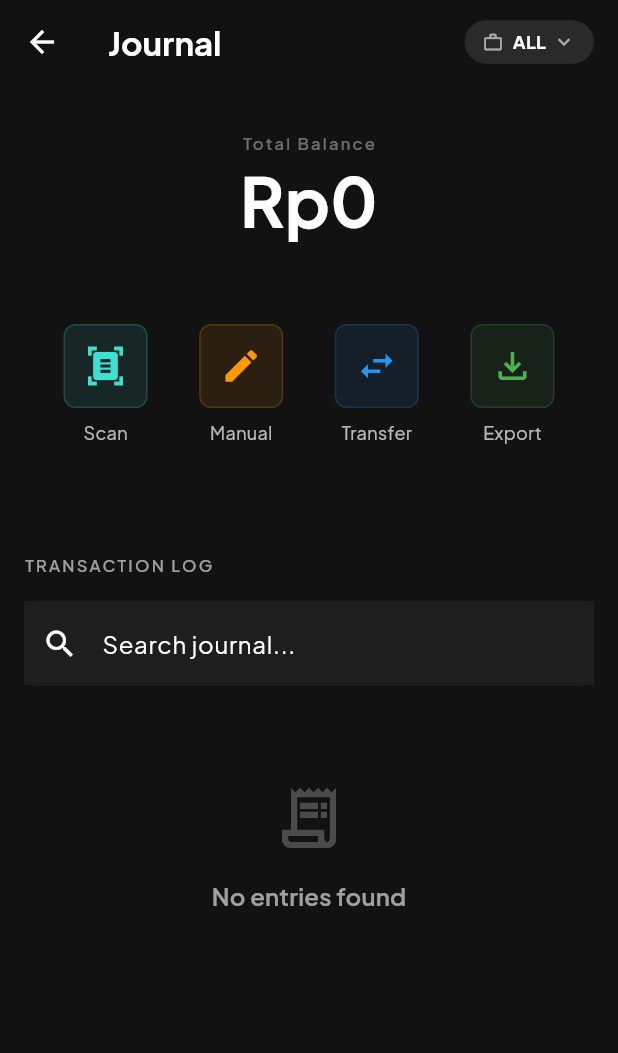
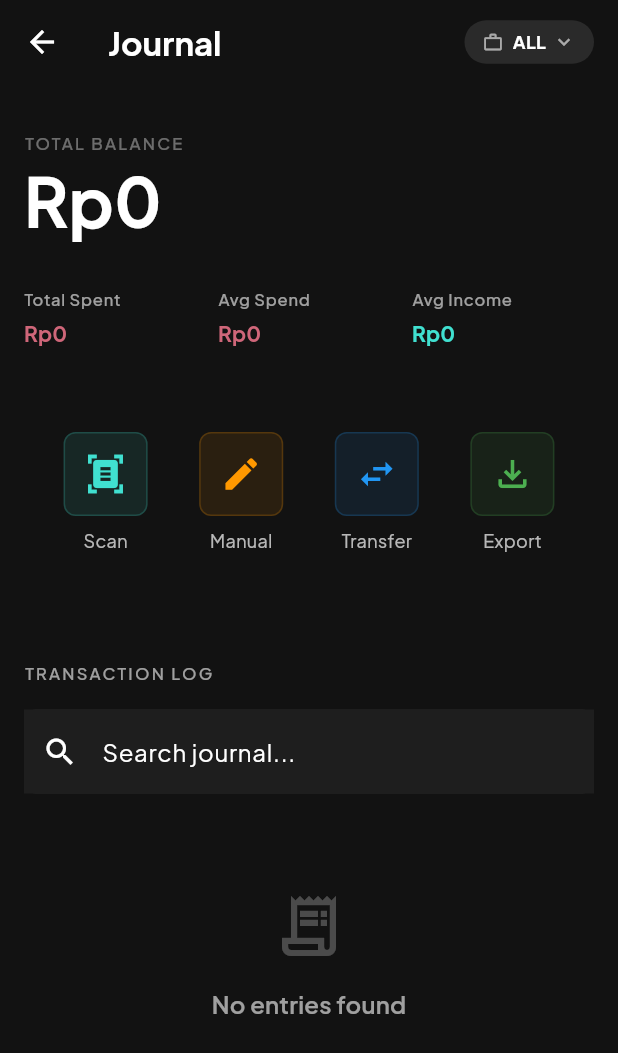
Before and after one commit to OlssenLS/P9-Ledge, a Flutter app: the TransactionsScreen screen opened directly, on a phone screen of 412 x 824 dp. Shown: the top 1053 px of the screen. Run offline on Flutter 3.47's test engine with Material 3 defaults, Android fonts, the light colour scheme and no system bars; drawn by our look-alikes of flutter_animate; our stand-ins replace drift, fl_chart, flutter_riverpod, get_it, go_router, google_fonts and 5 more; missing offline and left inert: google_mlkit_text_recognition; accounts and stored records are empty; generated files the repository leaves out were written again.

Commit message:
feat(ui): add rich transaction stats to journal balance header

```diff
--- a/lib/features/transactions/presentation/transactions_screen.dart
+++ b/lib/features/transactions/presentation/transactions_screen.dart
@@ -153,6 +153,31 @@ class _TransactionsScreenState extends ConsumerState<TransactionsScreen> {
       }
     }
 
+    double totalSpent = 0.0;
+    double totalIncomeAmount = 0.0;
+    int expenseCount = 0;
+    int incomeCount = 0;
+
+    if (transactionsAsync.hasValue) {
+      final allTransactions = transactionsAsync.value!;
+      final transactions = _selectedAccountId == null
+          ? allTransactions
+          : allTransactions.where((t) => t.accountId == _selectedAccountId).toList();
+
+      for (final t in transactions) {
+        if (t.type == TransactionType.expense) {
+          totalSpent += t.amount;
+          expenseCount++;
+        } else {
+          totalIncomeAmount += t.amount;
+          incomeCount++;
+        }
+      }
+    }
+
+    final avgSpend = expenseCount > 0 ? totalSpent / expenseCount : 0.0;
+    final avgIncome = incomeCount > 0 ? totalIncomeAmount / incomeCount : 0.0;
+
     return Stack(
       children: [
         Scaffold(
@@ -196,21 +221,31 @@ class _TransactionsScreenState extends ConsumerState<TransactionsScreen> {
                 ],
               ),
 
-              // Section 1: Total Balance
+              // Section 1: Total Balance and Stats
               SliverToBoxAdapter(
                 child: Padding(
                   padding: const EdgeInsets.symmetric(vertical: Spacing.xl, horizontal: Spacing.md),
                   child: Column(
+                    crossAxisAlignment: CrossAxisAlignment.start,
                     children: [
                       Text(
-                        'Total Balance',
+                        'TOTAL BALANCE',
                         style: theme.textTheme.labelSmall?.copyWith(letterSpacing: 1.5, color: Colors.white38),
                       ),
                       const SizedBox(height: Spacing.xs),
                       Text(
                         CurrencyFormatter.format(totalBalance),
                         style: theme.textTheme.displayMedium?.copyWith(fontWeight: FontWeight.bold, color: Colors.white),
-                        textAlign: TextAlign.center,
+                      ),
+                      const SizedBox(height: Spacing.xl),
+                      Row(
+                        children: [
+                          Expanded(child: _buildMiniStat(theme, 'Total Spent', totalSpent, theme.colorScheme.error)),
+                          const SizedBox(width: Spacing.sm),
+                          Expanded(child: _buildMiniStat(theme, 'Avg Spend', avgSpend, theme.colorScheme.error)),
+                          const SizedBox(width: Spacing.sm),
+                          Expanded(child: _buildMiniStat(theme, 'Avg Income', avgIncome, theme.colorScheme.primary)),
+                        ],
                       ),
                     ],
                   ),
@@ -500,6 +535,24 @@ class _TransactionsScreenState extends ConsumerState<TransactionsScreen> {
     ).animate().fadeIn(duration: 300.ms).slideX(begin: 0.05, end: 0);
   }
 
+  Widget _buildMiniStat(ThemeData theme, String label, double amount, Color color) {
+    return Column(
+      crossAxisAlignment: CrossAxisAlignment.start,
+      children: [
+        Text(label, style: theme.textTheme.labelSmall?.copyWith(color: Colors.white60), maxLines: 1, overflow: TextOverflow.ellipsis),
+        const SizedBox(height: 4),
+        FittedBox(
+          fit: BoxFit.scaleDown,
+          alignment: Alignment.centerLeft,
+          child: Text(
+            CurrencyFormatter.format(amount),
+            style: theme.textTheme.titleSmall?.copyWith(color: color, fontWeight: FontWeight.bold),
+          ),
+        ),
+      ],
+    );
+  }
+
   Widget _buildSkeletonLoader() {
     return Shimmer.fromColors(
       baseColor: Colors.white10,
```
